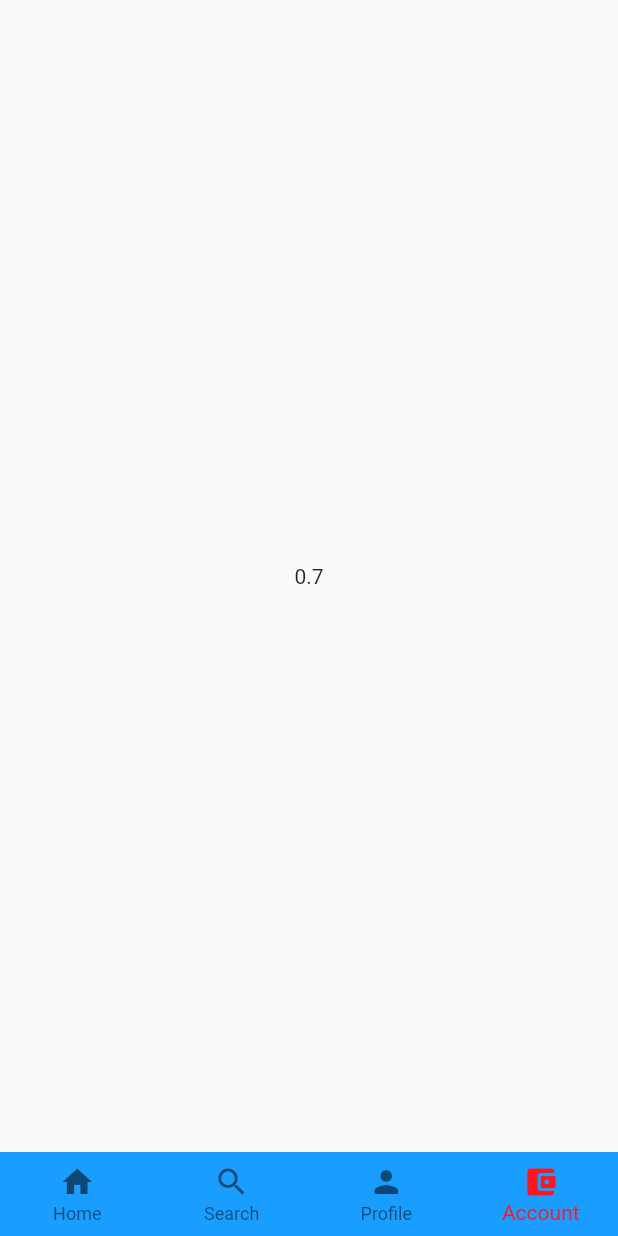
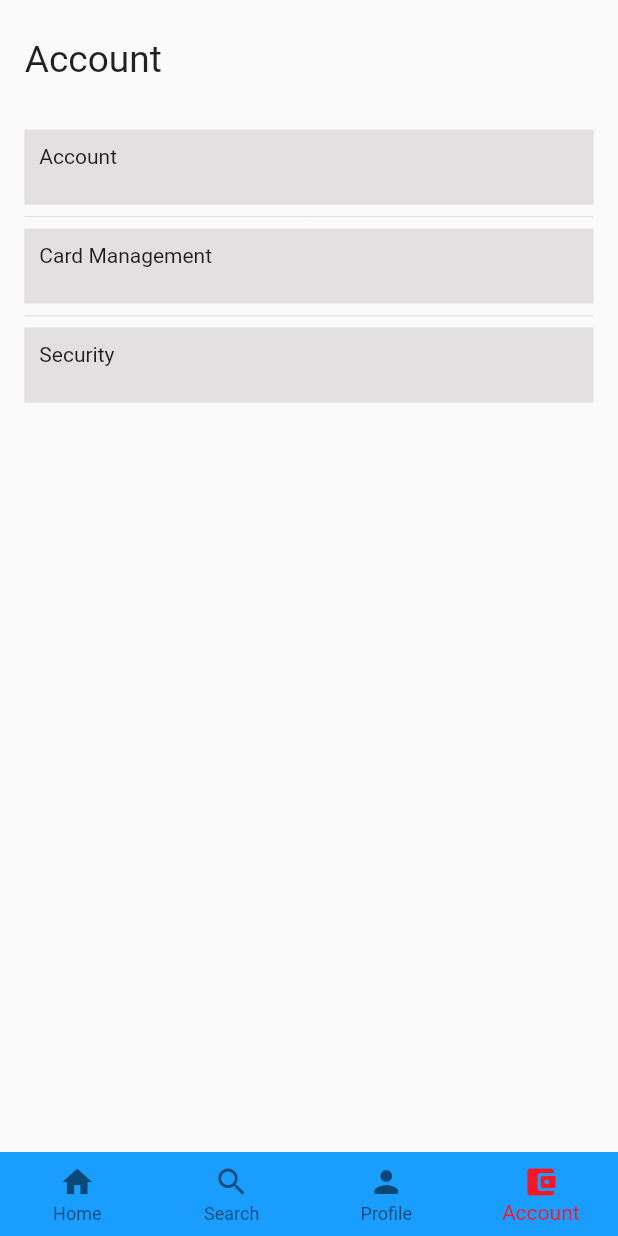
Before and after one commit to ayushbudh/carpool, a Flutter app: the screen it shows once a user with an empty profile is signed in, item 4 of the bottom bar chosen, on a phone screen of 412 x 824 dp. Run offline on Flutter 3.47's test engine with Material 2 defaults, Android fonts, the light colour scheme and no system bars; our stand-ins replace cloud_firestore, firebase_auth, firebase_core, geolocator, google_maps_flutter, google_sign_in and 2 more; missing offline and left inert: flutter_polyline_points; accounts and stored records are empty; generated files the repository leaves out were written again; network calls fail.

Commit message:
Driver/Rider matching process complete, Create account screen UI, Test cases handling and  refactored code

```diff
--- a/lib/main.dart
+++ b/lib/main.dart
@@ -1,5 +1,4 @@
-import 'package:carpool_app/screens/map_screen.dart';
-import 'package:carpool_app/services/auth_service.dart';
+import 'package:carpool_app/services/firebase_service.dart';
 import 'package:carpool_app/services/map_screen_provider.dart';
 import 'package:flutter/material.dart';
 import 'package:carpool_app/screens/drive_screen.dart';
@@ -10,7 +9,6 @@ import 'screens/launch_screen_options.dart';
 import 'package:carpool_app/screens/auth_screen.dart';
 import 'screens/launch_screen.dart';
 import 'package:firebase_core/firebase_core.dart';
-import 'package:provider/provider.dart';
 
 void main() async {
   WidgetsFlutterBinding.ensureInitialized();
@@ -43,7 +41,7 @@ class MyApp extends StatelessWidget {
         '/launchscreenoptions': (context) => LaunchScreenOptions(),
         '/': (context) => StreamProvider.value(
               initialData: null,
-              value: AuthService().user,
+              value: FirebaseService().user,
               child: LaunchScreen(),
             ),
         '/auth': (context) => AuthScreen("None"),
--- a/lib/screens/account_screen.dart
+++ b/lib/screens/account_screen.dart
@@ -1,4 +1,4 @@
-import 'package:carpool_app/services/auth_service.dart';
+import 'package:carpool_app/services/firebase_service.dart';
 import 'package:flutter/material.dart';
 import 'package:provider/provider.dart';
 import 'package:carpool_app/services/map_screen_provider.dart';
@@ -11,7 +11,7 @@ class AccountScreen extends StatefulWidget {
 }
 
 class AccountScreenState extends State<AccountScreen> {
-  final AuthService _auth = AuthService();
+  final FirebaseService _auth = FirebaseService();
   late TextEditingController _emailController;
 
   @override
@@ -24,20 +24,48 @@ class AccountScreenState extends State<AccountScreen> {
   Widget build(BuildContext context) {
     final widthSize = MediaQuery.of(context).size.width;
     final heightSize = MediaQuery.of(context).size.height;
-    final ButtonStyle raisedButtonStyle = ElevatedButton.styleFrom(
-      onPrimary: Colors.white,
-      primary: const Color(0xffFF1522),
-      minimumSize: Size(widthSize * 0.20, heightSize * 0.01),
-      padding: EdgeInsets.symmetric(
-          horizontal: widthSize * 0.07, vertical: heightSize * 0.01),
-      shape: const RoundedRectangleBorder(
-        borderRadius: BorderRadius.all(Radius.circular(30)),
+
+    final List<String> entries = <String>[
+      'Account',
+      'Card Management',
+      'Security'
+    ];
+    final List<int> colorCodes = <int>[600, 500, 100];
+    return Column(children: [
+      Row(
+        children: [
+          Padding(
+            padding: EdgeInsets.only(
+                left: widthSize * 0.04,
+                top: heightSize * 0.03,
+                bottom: heightSize * 0.03),
+            child: Text(
+              "Account",
+              style: TextStyle(fontSize: heightSize * 0.03),
+            ),
+          )
+        ],
       ),
-    );
-
-    return Container(
-      child: Center(
-          child: Text('${context.watch<MapScreenProvider>().getMapHeight}')),
-    );
+      Container(
+          margin:
+              EdgeInsets.only(left: widthSize * 0.02, right: widthSize * 0.02),
+          height: heightSize * 0.30,
+          child: ListView.separated(
+            padding: const EdgeInsets.all(8),
+            itemCount: entries.length,
+            itemBuilder: (BuildContext context, int index) {
+              return Container(
+                height: 50,
+                color: Color.fromARGB(255, 226, 224, 224),
+                child: Padding(
+                  padding: const EdgeInsets.all(10),
+                  child: Text('${entries[index]}'),
+                ),
+              );
+            },
+            separatorBuilder: (BuildContext context, int index) =>
+                const Divider(),
+          ))
+    ]);
   }
 }
--- a/lib/screens/drive_screen.dart
+++ b/lib/screens/drive_screen.dart
@@ -2,7 +2,6 @@ import 'package:carpool_app/screens/map_screen.dart';
 import 'package:carpool_app/screens/search_autocomplete_screen.dart';
 import 'package:flutter/material.dart';
 import 'map_screen.dart';
-import 'package:provider/provider.dart';
 
 class DriveScreen extends StatefulWidget {
   DriveScreen();
@@ -14,7 +13,6 @@ class DriveScreen extends StatefulWidget {
 class DriveScreenState extends State<DriveScreen> {
   final TextEditingController _pickup = TextEditingController();
   final TextEditingController _destination = TextEditingController();
-
 
   @override
   Widget build(BuildContext context) {
--- a/lib/screens/home_screen.dart
+++ b/lib/screens/home_screen.dart
@@ -1,9 +1,9 @@
 import 'package:flutter/material.dart';
-import 'package:carpool_app/services/auth_service.dart';
+import 'package:carpool_app/services/firebase_service.dart';
 
 class HomeScreen extends StatelessWidget {
   HomeScreen({Key? key}) : super(key: key);
-  final AuthService _auth = AuthService();
+  final FirebaseService _auth = FirebaseService();
 
   @override
   Widget build(BuildContext context) {
--- a/lib/screens/profile_screen.dart
+++ b/lib/screens/profile_screen.dart
@@ -1,4 +1,4 @@
-import 'package:carpool_app/services/auth_service.dart';
+import 'package:carpool_app/services/firebase_service.dart';
 import 'package:flutter/material.dart';
 
 class ProfileScreen extends StatefulWidget {
@@ -8,7 +8,7 @@ class ProfileScreen extends StatefulWidget {
 }
 
 class ProfileScreenState extends State<ProfileScreen> {
-  final AuthService _auth = AuthService();
+  final FirebaseService _auth = FirebaseService();
   late TextEditingController _emailController;
 
   @override
--- a/lib/screens/signin_screen.dart
+++ b/lib/screens/signin_screen.dart
@@ -1,7 +1,7 @@
 import 'dart:collection';
 import 'package:firebase_auth/firebase_auth.dart';
 import 'package:flutter/material.dart';
-import 'package:carpool_app/services/auth_service.dart';
+import 'package:carpool_app/services/firebase_service.dart';
 
 class SignInScreen extends StatefulWidget {
   final String role;
@@ -18,7 +18,7 @@ class _SignInScreenState extends State<SignInScreen> {
 
   bool _success = true;
   String _failureReason = '';
-  final AuthService _auth = AuthService();
+  final FirebaseService _auth = FirebaseService();
 
   @override
   Widget build(BuildContext context) {
--- a/lib/screens/signup_screen.dart
+++ b/lib/screens/signup_screen.dart
@@ -1,6 +1,6 @@
 import 'dart:collection';
 import 'package:flutter/material.dart';
-import 'package:carpool_app/services/auth_service.dart';
+import 'package:carpool_app/services/firebase_service.dart';
 import 'package:firebase_auth/firebase_auth.dart';
 
 class SignUpScreen extends StatefulWidget {
@@ -17,7 +17,7 @@ class _SignUpScreenState extends State<SignUpScreen> {
   final TextEditingController _lastName = TextEditingController();
   final TextEditingController _emailController = TextEditingController();
   final TextEditingController _passwordController = TextEditingController();
-  final AuthService _auth = AuthService();
+  final FirebaseService _auth = FirebaseService();
 
   bool _success = true;
   String _failureReason = '';
--- a/lib/services/location_services.dart
+++ b/lib/services/location_services.dart
@@ -3,7 +3,7 @@ import 'package:http/http.dart' as http;
 import 'dart:convert' as convert;
 
 class LocationService {
-  final String key = 'APIKEY';
+  final String key = 'API-KEY';
 
   // currently not being used, this function is just for reference
   Future<Map<String, dynamic>> getPlaceID(String input) async {
```
Also changed, not shown: lib/screens/driver_screens/map_drive_widget.dart (+9 -4 lines), lib/screens/driver_screens/map_new_rider_widget.dart (+13 -4 lines), lib/screens/map_screen.dart (+110 -25 lines), lib/screens/rider_screens/map_new_rider_create_request_widget.dart (added, +62 -0 lines), lib/screens/rider_screens/map_new_rider_dunavailable_request_widget.dart (added, +48 -0 lines), lib/screens/rider_screens/map_new_rider_failed_request_widget.dart (added, +48 -0 lines), lib/screens/rider_screens/map_new_rider_rejected_request_widget.dart (renamed from lib/screens/rider_screens/map_new_rider_pending_request_widget.dart, +4 -11 lines), lib/services/firebase_service.dart (renamed from lib/services/auth_service.dart, +102 -1 lines), 2 other files.
